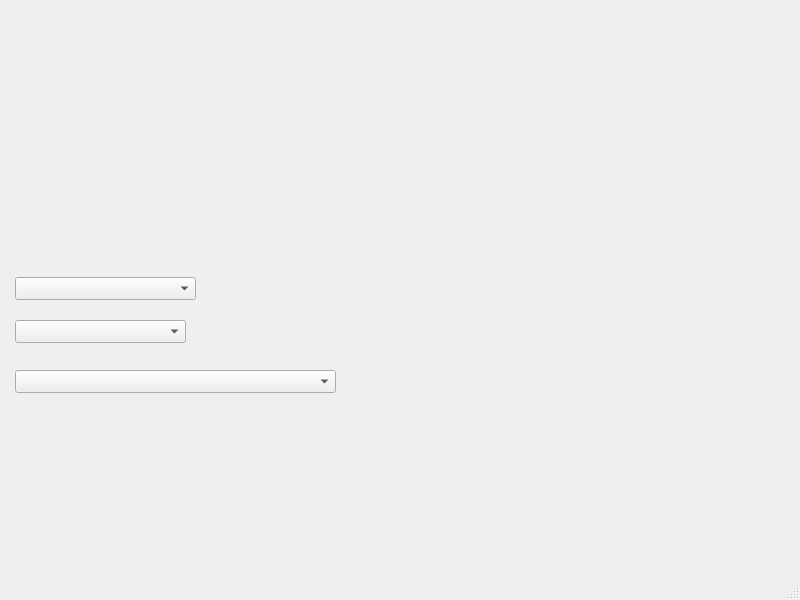
Above: expgen/expgen/ui/mainwindow.ui from jethornton/expgen before the change. Below: the same form after it.
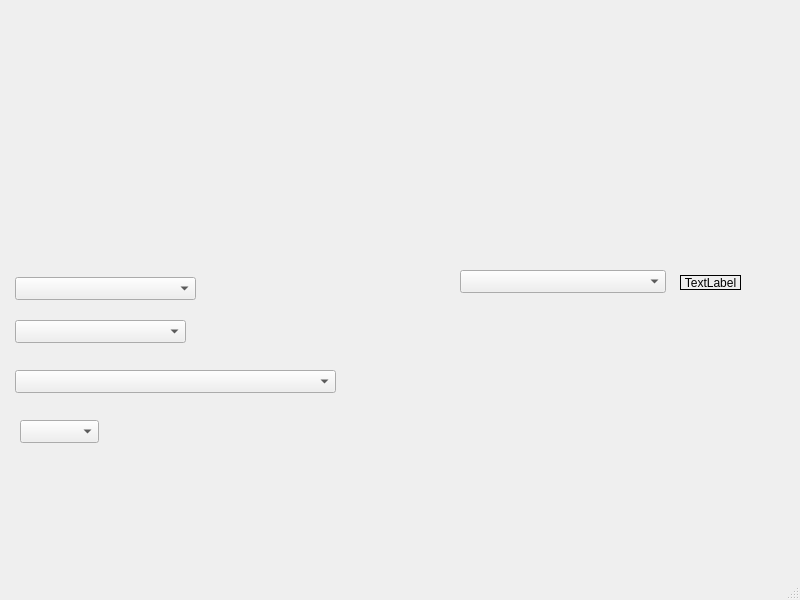
That is the form after the change. Custom widgets are drawn as their Qt base class.

```diff
--- a/expgen/expgen/ui/mainwindow.ui
+++ b/expgen/expgen/ui/mainwindow.ui
@@ -56,6 +56,55 @@
      </rect>
     </property>
    </widget>
+   <widget class="QComboBox" name="ruleTypesCb">
+    <property name="geometry">
+     <rect>
+      <x>460</x>
+      <y>270</y>
+      <width>206</width>
+      <height>23</height>
+     </rect>
+    </property>
+   </widget>
+   <widget class="QComboBox" name="comboBox_2">
+    <property name="geometry">
+     <rect>
+      <x>20</x>
+      <y>420</y>
+      <width>79</width>
+      <height>23</height>
+     </rect>
+    </property>
+   </widget>
+   <widget class="QLabel" name="ruleTypeLb">
+    <property name="geometry">
+     <rect>
+      <x>680</x>
+      <y>275</y>
+      <width>61</width>
+      <height>15</height>
+     </rect>
+    </property>
+    <property name="frameShape">
+     <enum>QFrame::Box</enum>
+    </property>
+    <property name="text">
+     <string>TextLabel</string>
+    </property>
+    <property name="alignment">
+     <set>Qt::AlignCenter</set>
+    </property>
+   </widget>
+   <widget class="StatusLabel" name="statuslabel">
+    <property name="geometry">
+     <rect>
+      <x>540</x>
+      <y>435</y>
+      <width>49</width>
+      <height>15</height>
+     </rect>
+    </property>
+   </widget>
   </widget>
   <widget class="QStatusBar" name="statusbar"/>
   <action name="actionExit">
@@ -91,6 +140,13 @@
    </property>
   </action>
  </widget>
+ <customwidgets>
+  <customwidget>
+   <class>StatusLabel</class>
+   <extends>QLabel</extends>
+   <header>qtpyvcp.widgets.display_widgets.status_label</header>
+  </customwidget>
+ </customwidgets>
  <resources/>
  <connections/>
 </ui>
```
